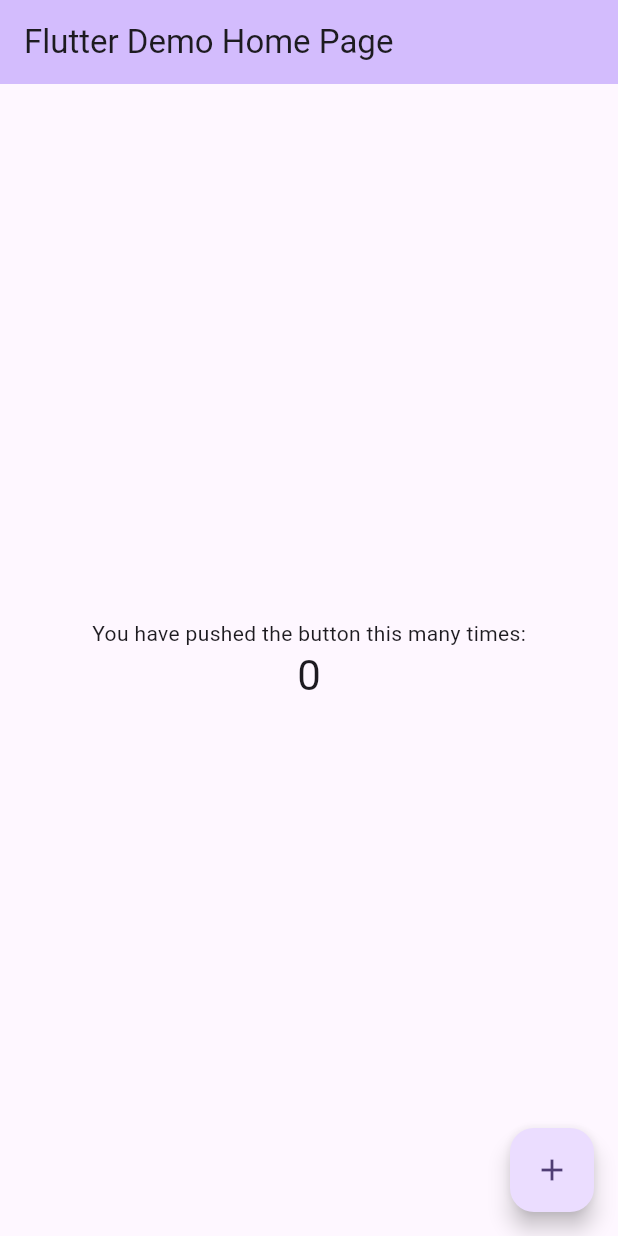
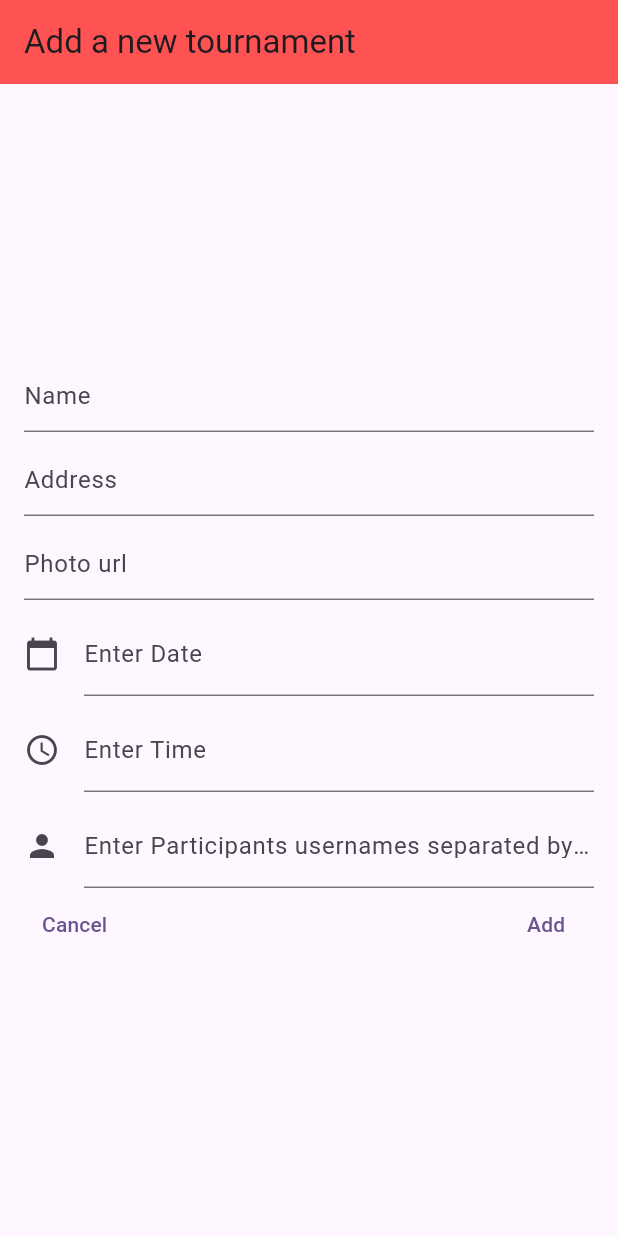
Before and after one commit to alxesv/L2_Paris_Chevaux, a Flutter app: the screen it shows after launch, on a phone screen of 412 x 824 dp. Run offline on Flutter 3.47's test engine with Material 2 defaults, Android fonts, the phone set to English and light mode, and no system bars; our stand-ins replace flutter_dotenv; missing offline and left inert: mongo_dart.

Commit message:
Work in progress

```diff
--- a/lib/database/database.dart
+++ b/lib/database/database.dart
@@ -12,8 +12,8 @@ class MongoDatabase {
     userCollection = db.collection('users');
     horseCollection = db.collection('horses');
     lessonCollection = db.collection('lessons');
-    meetingCollection = db.collection('meeting');
-    tournamentCollection = db.collection('tournament');
+    meetingCollection = db.collection('meetings');
+    tournamentCollection = db.collection('tournaments');
   }
 
   static Future<List<Map<String, dynamic>>> getDocuments(connection) async {
--- a/lib/main.dart
+++ b/lib/main.dart
@@ -1,4 +1,5 @@
 import 'package:flutter/material.dart';
+import 'package:projet_chevaux/pages/tournament_form.dart';
 import 'database/database.dart';
 import 'package:flutter_dotenv/flutter_dotenv.dart';
 
@@ -37,7 +38,7 @@ class MyApp extends StatelessWidget {
         colorScheme: ColorScheme.fromSeed(seedColor: Colors.deepPurple),
         useMaterial3: true,
       ),
-      home: const MyHomePage(title: 'Flutter Demo Home Page'),
+      home: TournamentPage(),
     );
   }
 }
--- a/lib/models/tournament.dart
+++ b/lib/models/tournament.dart
@@ -6,10 +6,11 @@ class Tournament {
   final String name;
   final String address;
   final String photo;
-  final DateTime datetime;
-  final List<User> participants;
+  final String date;
+  final String time;
+  final List<String> participants;
 
-  const Tournament(this.id, this.name, this.address, this.photo, this.datetime, this.participants);
+  const Tournament(this.id, this.name, this.address, this.photo, this.date, this.time, this.participants);
 
   Map<String, dynamic> toMap(){
       return {
@@ -17,7 +18,8 @@ class Tournament {
         'name': name,
         'address': address,
         'photo': photo,
-        'datetime': datetime,
+        'date': date,
+        'time': time,
         'participants': participants,
       };
     }
@@ -27,6 +29,7 @@ class Tournament {
         name = map['name'],
         address = map['address'],
         photo = map['photo'],
-        datetime = map['datetime'],
+        date = map['date'],
+        time = map['time'],
         participants = map['participants'];
 }
--- a/lib/pages/lesson_form.dart
+++ b/lib/pages/lesson_form.dart
@@ -2,7 +2,6 @@ import 'package:flutter/material.dart';
 import 'package:intl/intl.dart';
 import 'package:mongo_dart/mongo_dart.dart' as M;
 import '../service/lessons/lesson_crud.dart';
-import '../database/database.dart';
 import '../models/lesson.dart';
 
 String terrain = "Outdoor";
--- /dev/null
+++ b/lib/pages/tournament_form.dart
@@ -0,0 +1,260 @@
+import 'package:flutter/material.dart';
+import 'package:intl/intl.dart';
+import 'package:mongo_dart/mongo_dart.dart' as M;
+import '../service/tournament/tournament_crud.dart';
+import '../models/tournament.dart';
+import '../models/user.dart';
+import '../service/users/user_crud.dart';
+
+late String date;
+late String time;
+final List<String> participants = [];
+
+class TournamentPage extends StatelessWidget {
+  TournamentPage({Key? key}) : super(key: key);
+  final _formKey = GlobalKey<FormState>();
+
+  final TextEditingController _nameController = TextEditingController();
+  final TextEditingController _addressController = TextEditingController();
+  final TextEditingController _photoController = TextEditingController();
+
+
+  _insert() async {
+    var tournament = Tournament(
+        M.ObjectId(),
+        _nameController.text,
+        _addressController.text,
+        _photoController.text,
+        date,
+        time,
+        participants
+    );
+    await insertTournament(tournament);
+  }
+
+
+  @override
+  Widget build(BuildContext context) {
+
+    return Scaffold(
+      appBar: AppBar(
+        title: const Text('Add a new tournament'),
+        backgroundColor: Colors.redAccent,
+      ),
+      body: Center(
+        child: ListView(
+          shrinkWrap: true,
+          padding: const EdgeInsets.all(16),
+          children: [
+            Form(
+              key: _formKey,
+              child: Column(
+                  crossAxisAlignment: CrossAxisAlignment.start,
+                  children: [
+                    TextFormField(
+                        controller: _nameController,
+                        decoration: const InputDecoration(hintText: "Name"),
+                        validator: (value) {
+                          if (value == null || value.isEmpty) {
+                            return 'Please enter some text';
+                          }
+                          return null;
+                        }),
+                    const SizedBox(height: 8),
+                    TextFormField(
+                        controller: _addressController,
+                        decoration: const InputDecoration(hintText: "Address"),
+                        validator: (value) {
+                          if (value == null || value.isEmpty) {
+                            return 'Please enter some text';
+                          }
+                          return null;
+                        }),
+                    const SizedBox(height: 8),
+                    TextFormField(
+                        controller: _photoController,
+                        decoration: const InputDecoration(hintText: "Photo url"),
+                        validator: (value) {
+                          if (value == null || value.isEmpty) {
+                            return 'Please enter some text';
+                          }
+                          return null;
+                        }),
+                    const SizedBox(height: 8),
+                    const dateField(),
+                    const SizedBox(height: 8),
+                    const timefield(),
+                    const SizedBox(height: 8),
+                    const ParticipantsField()
+                  ]),
+            ),
+            Row(
+              mainAxisAlignment: MainAxisAlignment.spaceBetween,
+              children: [
+                TextButton(
+                  onPressed: () {
+                    Navigator.pop(context, 'Cancel');
+                  },
+                  child: const Text('Cancel'),
+                ),
+                TextButton(
+                  onPressed: () {
+                    if (_formKey.currentState!.validate()) {
+                      _formKey.currentState?.save();
+                      _insert();
+                      //Navigator.pop(context, 'Add');
+                    }
+                    _formKey.currentState?.reset();
+                  },
+                  child: const Text("Add"),
+                ),
+              ],
+            ),
+          ],
+        ),
+      ),
+    );
+
+  }
+}
+
+
+class dateField extends StatefulWidget {
+  const dateField({super.key});
+
+  @override
+  _dateFieldState createState() => _dateFieldState();
+}
+
+class _dateFieldState extends State<dateField> {
+
+  final TextEditingController _dateController = TextEditingController();
+
+  @override
+  Widget build(BuildContext context) {
+    return TextFormField(
+        controller: _dateController,
+        decoration: const InputDecoration(
+
+            icon: Icon(Icons.calendar_today),
+            labelText: "Enter Date"
+        ),
+        readOnly: true,
+        onTap: () async {
+          DateTime? pickedDate = await showDatePicker(
+              context: context,
+              initialDate: DateTime.now(),
+              firstDate: DateTime.now(),
+              lastDate: DateTime(2101)
+          );
+
+          if(pickedDate != null ){
+            String formattedDate = DateFormat('dd-MM-yyyy').format(pickedDate);
+
+            setState(() {
+              _dateController.text = formattedDate;
+              date = formattedDate;
+            });
+          }else{
+            print("Date is not selected");
+          }
+        },
+        validator: (value) {
+          if (value == null || value.isEmpty) {
+            return 'Please enter some text';
+          }
+        }
+    );
+
+  }
+
+}
+
+class timefield extends StatefulWidget {
+  const timefield({super.key});
+
+  @override
+  _timefieldState createState() => _timefieldState();
+}
+
+class _timefieldState extends State<timefield>{
+  final TextEditingController _timeController = TextEditingController();
+
+  @override
+  Widget build(BuildContext context) {
+    return TextFormField(
+        controller: _timeController,
+        decoration: const InputDecoration(
+            icon: Icon(Icons.access_time),
+            labelText: "Enter Time"
+        ),
+        readOnly: true,
+        onTap: () async {
+          TimeOfDay? pickedTime = await showTimePicker(
+              context: context,
+              initialTime: TimeOfDay.now()
+          );
+
+          if(pickedTime != null ){
+            String formattedTime = pickedTime.format(context);
+
+            setState(() {
+              _timeController.text = formattedTime;
+              time = formattedTime;
+            });
+          }else{
+            print("Time is not selected");
+          }
+        },
+        validator: (value) {
+          if (value == null || value.isEmpty) {
+            return 'Please enter some text';
+          }
+        }
+    );
+  }
+}
+
+class ParticipantsField extends StatefulWidget {
+  const ParticipantsField({super.key});
+
+  @override
+  _ParticipantsFieldState createState() => _ParticipantsFieldState();
+}
+
+class _ParticipantsFieldState extends State<ParticipantsField>{
+  final TextEditingController _participantsController = TextEditingController();
+  @override
+  Widget build(BuildContext context) {
+    return TextFormField(
+      controller: _participantsController,
+      decoration: const InputDecoration(
+          icon: Icon(Icons.person),
+          labelText: "Enter Participants usernames separated by a comma"
+      ),
+      onSaved:
+        (value) {
+          if (value != null && value.isNotEmpty) {
+            List<String> usernames = value.split(',');
+            usernames.forEach((username) async {
+              try {
+                bool exists = await doesUserExist(username);
+                print(exists);
+                if(exists){
+                  participants.add(username);
+                }
+              } catch (e) {
+                print(e);
+              }
+            });
+          }
+        }
+      ,
+      validator: (value) {
+        if (value == null || value.isEmpty) {
+          return 'Please enter some text';
+        }
+      },
+    );
+  }
+}
--- /dev/null
+++ b/lib/service/tournament/tournament_crud.dart
@@ -0,0 +1,8 @@
+import 'package:projet_chevaux/database/database.dart';
+
+import '../../models/tournament.dart';
+
+
+insertTournament(Tournament tournament) async {
+  await MongoDatabase.tournamentCollection.insertAll([tournament.toMap()]);
+}
```
Also changed, not shown: lib/models/user.dart (+4 -4 lines), lib/service/users/user_crud.dart (added, +17 -0 lines).
